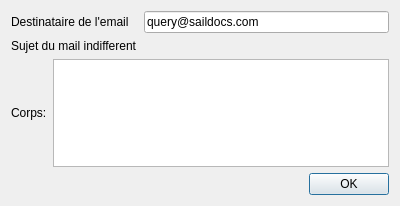
Qt form src/Ui/sailDocs.ui (nohal/qtVlm) before a commit.
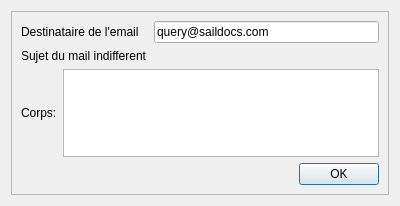
The same form after that commit.

```diff
--- a/src/Ui/sailDocs.ui
+++ b/src/Ui/sailDocs.ui
@@ -15,6 +15,21 @@
   </property>
   <layout class="QVBoxLayout" name="verticalLayout">
    <item>
+    <widget class="QScrollArea" name="scrollArea">
+     <property name="widgetResizable">
+      <bool>true</bool>
+     </property>
+     <widget class="QWidget" name="scrollAreaWidgetContents">
+      <property name="geometry">
+       <rect>
+        <x>0</x>
+        <y>0</y>
+        <width>380</width>
+        <height>186</height>
+       </rect>
+      </property>
+      <layout class="QVBoxLayout" name="verticalLayout_2">
+       <item>
     <layout class="QFormLayout" name="formLayout">
      <item row="0" column="0">
       <widget class="QLabel" name="label">
@@ -71,6 +86,10 @@
      <property name="standardButtons">
       <set>QDialogButtonBox::Ok</set>
      </property>
+        </widget>
+       </item>
+      </layout>
+     </widget>
     </widget>
    </item>
   </layout>
```
Lines whose indentation alone changed are shown as unchanged.
